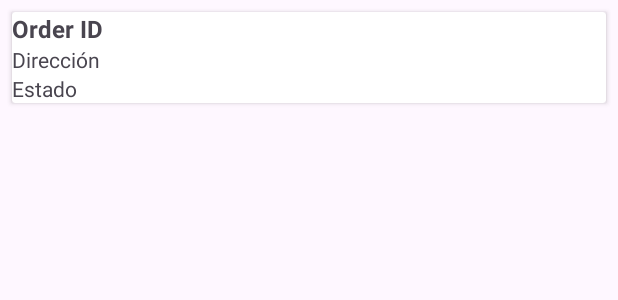
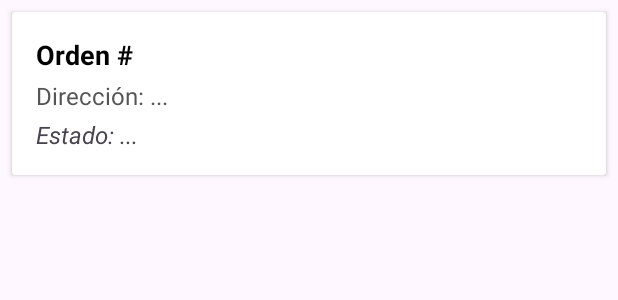
Before and after one commit to Lucas-Alvarez-Persico/DeRemate_Front_Android, an Android app: the layout order_item.xml on its own in the app's theme, with its tools: preview values and no code run, on a phone screen of 412 x 824 dp. Shown: the top 300 px of the screen. Run offline under Robolectric (Android 15) with nearby library versions, the phone set to English and light mode, and no system bars.

Commit message:
Mostrar detalle de ordenes en pantalla

```diff
--- a/app/src/main/AndroidManifest.xml
+++ b/app/src/main/AndroidManifest.xml
@@ -32,6 +32,7 @@
         <activity android:name=".VerifyRecoverCodeActivity"/>
         <activity android:name=".NewPasswordActivity"/>
         <activity android:name=".LoginActivity"/>
+        <activity android:name=".OrderDetailActivity"/>
 
 
 
--- a/app/src/main/res/layout/order_item.xml
+++ b/app/src/main/res/layout/order_item.xml
@@ -7,28 +7,36 @@
     android:elevation="4dp">
 
     <LinearLayout
+        android:layout_width="match_parent"
+        android:layout_height="wrap_content"
         android:orientation="vertical"
-        android:layout_width="match_parent"
-        android:layout_height="wrap_content">
+        android:padding="16dp">
 
         <TextView
             android:id="@+id/tv_order_id"
-            android:text="Order ID"
+            android:layout_width="wrap_content"
+            android:layout_height="wrap_content"
+            android:text="Orden #"
+            android:textSize="18sp"
             android:textStyle="bold"
-            android:textSize="16sp"
-            android:layout_width="wrap_content"
-            android:layout_height="wrap_content" />
+            android:textColor="#000000" />
 
         <TextView
             android:id="@+id/tv_order_address"
-            android:text="Dirección"
             android:layout_width="wrap_content"
-            android:layout_height="wrap_content" />
+            android:layout_height="wrap_content"
+            android:text="Dirección: ..."
+            android:textSize="16sp"
+            android:textColor="#555555"
+            android:layout_marginTop="4dp"/>
 
         <TextView
             android:id="@+id/tv_order_state"
-            android:text="Estado"
             android:layout_width="wrap_content"
-            android:layout_height="wrap_content" />
+            android:layout_height="wrap_content"
+            android:text="Estado: ..."
+            android:textSize="16sp"
+            android:textStyle="italic"
+            android:layout_marginTop="4dp"/>
     </LinearLayout>
 </androidx.cardview.widget.CardView>
```
Also changed, not shown: app/src/main/java/com/example/deremate/MainActivity.java (+7 -1 lines), app/src/main/java/com/example/deremate/OrderDetailActivity.java (added, +34 -0 lines), app/src/main/java/com/example/deremate/adapter/OrderAdapter.java (+16 -4 lines), app/src/main/res/layout/activity_main.xml (+8 -10 lines), app/src/main/res/layout/activity_order_detail.xml (added, +55 -0 lines), 1 other file.
